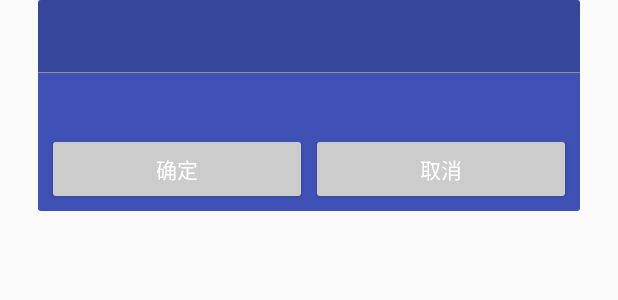
After one commit to oceansoftlgh/MyAutoServices, an Android app: the layout dialog_layout.xml on its own in the app's theme, with its tools: preview values and no code run, on a phone screen of 412 x 824 dp. The commit adds this screen. Shown: the top 300 px of the screen. Run offline under Robolectric (Android 15) with nearby library versions, the phone set to English and light mode, and no system bars.

Commit message:
进度更新

```diff
--- a/mytools/src/main/java/com/inpes/commoui/LoginActivity.java
+++ b/mytools/src/main/java/com/inpes/commoui/LoginActivity.java
@@ -393,6 +393,7 @@ public class LoginActivity extends AppCompatActivity implements LoaderCallbacks<
 		try {
 			Intent in = new Intent(LoginActivity.this, MainActivity.class);
 			startActivity(in);
+			this.finish();
 		} catch (Exception e) {
 			e.printStackTrace();
 			finish();
--- /dev/null
+++ b/mytools/src/main/res/drawable/btn_selector.xml
@@ -0,0 +1,7 @@
+<?xml version="1.0" encoding="utf-8"?>
+
+<selector xmlns:android="http://schemas.android.com/apk/res/android">
+    <item android:state_pressed="true" android:drawable="@drawable/btn_style_green" />
+    <item android:state_enabled="false" android:drawable="@drawable/btn_style_white" />
+    <item android:drawable="@drawable/btn_unpress" />
+</selector>
--- /dev/null
+++ b/mytools/src/main/res/drawable/btn_unpress.xml
@@ -0,0 +1,7 @@
+<?xml version="1.0" encoding="utf-8"?>
+
+<shape xmlns:android="http://schemas.android.com/apk/res/android" >
+
+    <corners android:radius="2dp" />
+    <solid android:color="@color/gray_cc" />
+</shape>
--- /dev/null
+++ b/mytools/src/main/res/drawable/dialog_bg.xml
@@ -0,0 +1,6 @@
+<?xml version="1.0" encoding="utf-8"?>
+<shape xmlns:android="http://schemas.android.com/apk/res/android" >
+
+	<corners android:radius="2dp" />
+	<solid android:color="@color/colorPrimary" />
+</shape>
--- /dev/null
+++ b/mytools/src/main/res/layout/dialog_layout.xml
@@ -0,0 +1,132 @@
+<?xml version="1.0" encoding="utf-8"?><!--
+/*
+** Copyright 2010, The Android Open Source Project
+**
+** Licensed under the Apache License, Version 2.0 (the "License");
+** you may not use this file except in compliance with the License.
+** You may obtain a copy of the License at
+**
+**     http://www.apache.org/licenses/LICENSE-2.0
+**
+** Unless required by applicable law or agreed to in writing, software
+** distributed under the License is distributed on an "AS IS" BASIS,
+** WITHOUT WARRANTIES OR CONDITIONS OF ANY KIND, either express or implied.
+** See the License for the specific language governing permissions and
+** limitations under the License.
+*/
+
+https://github.com/android/platform_frameworks_base/blob/master/core/res/res/layout/alert_dialog_holo.xml
+
+-->
+<RelativeLayout xmlns:android="http://schemas.android.com/apk/res/android"
+    android:id="@+id/main"
+    android:layout_width="match_parent"
+    android:layout_height="wrap_content"
+    android:paddingLeft="@dimen/dialog_padding"
+    android:paddingRight="@dimen/dialog_padding">
+
+    <LinearLayout
+
+        android:id="@+id/parentPanel"
+        android:layout_width="match_parent"
+        android:layout_height="wrap_content"
+        android:layout_centerInParent="true"
+        android:background="@drawable/dialog_bg"
+        android:clickable="false"
+        android:orientation="vertical"
+        android:visibility="visible">
+
+        <LinearLayout
+            android:id="@+id/topPanel"
+            android:layout_width="match_parent"
+            android:layout_height="wrap_content"
+   		android:layout_marginBottom="5dp"
+            android:background="#22000000"
+            android:orientation="vertical">
+
+            <RelativeLayout
+                android:id="@+id/title_template"
+                android:layout_width="match_parent"
+                android:layout_height="48dp"
+                android:layout_marginEnd="16dip"
+                android:layout_marginStart="16dip">
+
+                <ImageView
+                    android:id="@+id/icon"
+                    android:layout_width="32dp"
+                    android:layout_height="wrap_content"
+                    android:layout_centerVertical="true"
+                    android:layout_margin="8dip"
+                    android:scaleType="centerInside"
+                    android:src="@null" />
+
+                <TextView
+                    android:id="@+id/alertTitle"
+                    style="@style/DialogWindowTitle"
+                    android:layout_width="wrap_content"
+                    android:layout_height="wrap_content"
+                    android:layout_centerInParent="true"
+                    android:layout_marginLeft="8dip"
+                    android:ellipsize="end"
+                    android:gravity="center"
+                    android:singleLine="true" />
+            </RelativeLayout>
+
+            <View
+                android:id="@+id/titleDivider"
+                android:layout_width="match_parent"
+                android:layout_height="0.5dp"
+                android:background="@color/gray_8f"
+                android:visibility="visible" />
+        </LinearLayout>
+
+        <LinearLayout
+            android:id="@+id/contentPanel"
+            android:layout_width="match_parent"
+            android:layout_height="wrap_content"
+            android:layout_weight="1"
+            android:orientation="vertical">
+
+            <TextView
+                android:id="@+id/message"
+                style="?android:attr/textAppearanceMedium"
+                android:layout_width="match_parent"
+                android:layout_height="wrap_content"
+                android:layout_marginLeft="15dp"
+                android:layout_marginRight="15dp"
+                android:paddingBottom="8dip"
+                android:paddingEnd="16dip"
+                android:paddingStart="16dip"
+                android:paddingTop="8dip"
+                android:textColor="@color/black"
+                android:textIsSelectable="true" />
+        </LinearLayout>
+
+        <FrameLayout
+            android:id="@+id/customPanel"
+            android:layout_width="match_parent"
+            android:layout_height="wrap_content"
+            android:layout_weight="1"></FrameLayout>
+
+        <LinearLayout
+            android:layout_width="match_parent"
+            android:layout_height="wrap_content">
+
+            <Button
+                android:id="@+id/button1"
+                style="@style/dialog_btn"
+                android:layout_marginLeft="10dp"
+                android:layout_marginRight="5dp"
+                android:text="确定"
+                android:visibility="visible" />
+
+            <Button
+                android:id="@+id/button2"
+                style="@style/dialog_btn"
+                android:layout_marginLeft="5dp"
+                android:layout_marginRight="10dp"
+                android:text="取消"
+                android:visibility="visible" />
+        </LinearLayout>
+    </LinearLayout>
+</RelativeLayout>
--- a/mytools/src/main/res/values/dimens.xml
+++ b/mytools/src/main/res/values/dimens.xml
@@ -4,5 +4,7 @@
     <dimen name="activity_vertical_margin">16dp</dimen>
     <dimen name="fab_margin">16dp</dimen>
 
+    //dialog
     <dimen name= "stroke_size">1dp</dimen>
+    <dimen name="dialog_padding">25dp</dimen>
 </resources>
--- a/mytools/src/main/res/values/styles.xml
+++ b/mytools/src/main/res/values/styles.xml
@@ -38,4 +38,33 @@
         <item name="android:backgroundDimEnabled">true</item>
     </style>
 
+    <!-- dialog 对话框样式 -->
+    <style name="DialogWindowTitle">
+        <item name="android:textSize">22sp</item>
+        <item name="android:textColor">@color/black</item>
+    </style>
+    <style name="dialog_tran" parent="android:style/Theme.Dialog">
+        <item name="android:windowFrame">@null</item>
+        <item name="android:windowNoTitle">true</item>
+        <item name="android:windowBackground">@android:color/transparent</item>
+        <item name="android:windowIsFloating">true</item>
+        <item name="android:windowContentOverlay">@null</item>
+        <item name="android:windowIsTranslucent">true</item>
+        <item name="android:backgroundDimEnabled">false</item>
+        <item name="android:backgroundDimAmount">0.4</item>
+    </style>
+    <style name="dialog_untran" parent="dialog_tran">
+        <item name="android:backgroundDimEnabled">true</item>
+    </style>
+    <!-- dialog 对话框中按钮样式-->
+    <style name="dialog_btn">
+        <item name="android:layout_width">0dp</item>
+        <item name="android:layout_height">wrap_content</item>
+        <item name="android:minHeight">36dp</item>
+        <item name="android:layout_weight">1</item>
+        <item name="android:layout_marginBottom">10dp</item>
+        <item name="android:background">@drawable/btn_selector</item>
+        <item name="android:textColor">#ffffff</item>
+        <item name="android:gravity">center</item>
+    </style>
 </resources>
```
Also changed, not shown: mytools/src/main/java/com/inpes/commoui/NiftyDialogBuilder.java (added, +329 -0 lines), mytools/src/main/res/drawable/btn_press.xml (added, +7 -0 lines), 1 other file.
